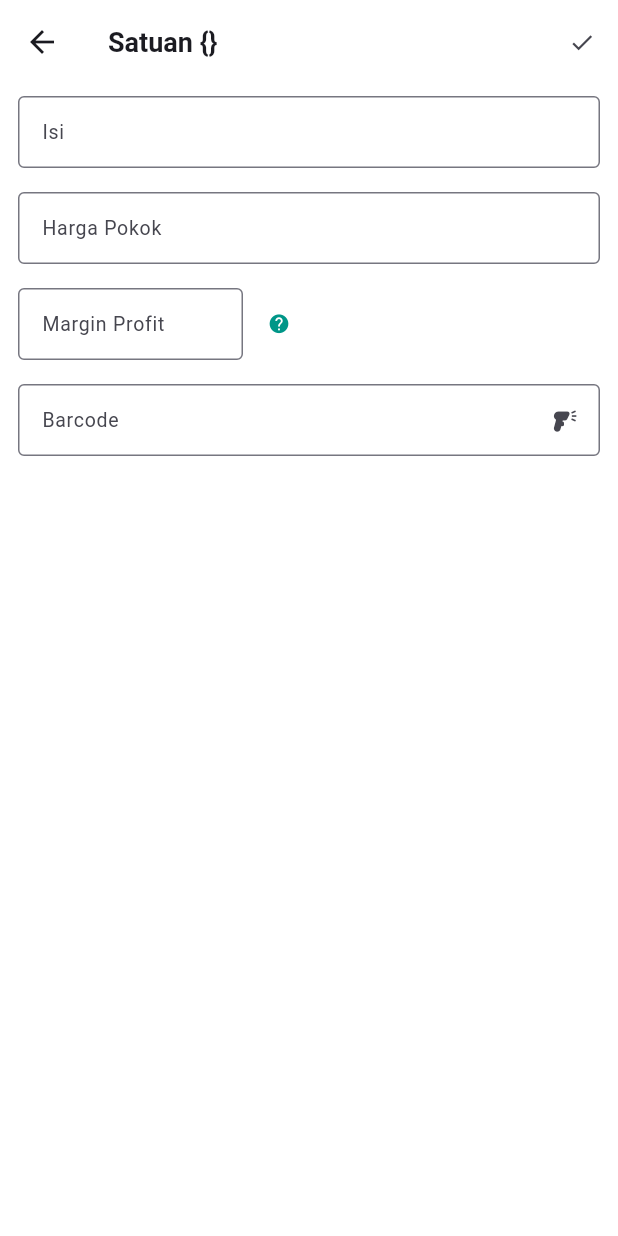
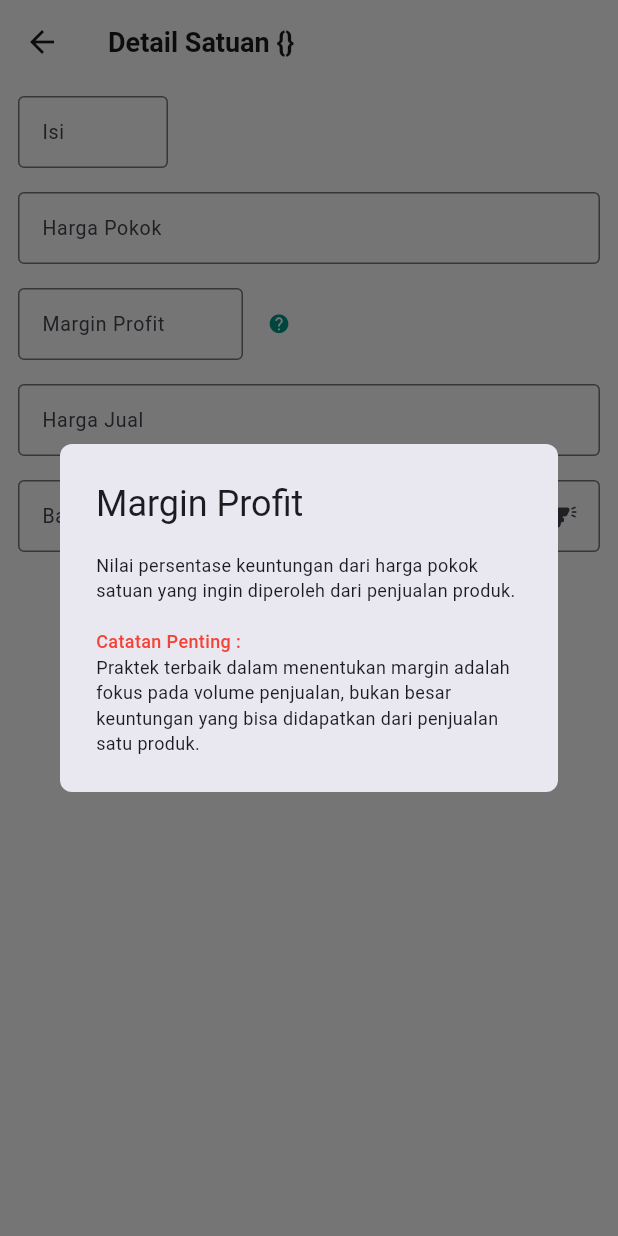
Before and after one commit to GreenfaceGTO/MBS-PoS, a Flutter app: the SatkonversiForm screen opened directly with empty values, after a tap on the "help" icon, on a phone screen of 412 x 824 dp. Run offline on Flutter 3.47's test engine with Material 3 defaults, Android fonts, the phone set to English and light mode, and no system bars; our stand-ins replace connectivity_plus, font_awesome_flutter, internet_connection_checker, shared_preferences, sqflite; missing offline and left inert: simple_barcode_scanner; accounts and stored records are empty; statements that could not run were skipped.

Commit message:
scan barcode di halaman satkonversi_form selesai

```diff
--- a/lib/database/dbhelper.dart
+++ b/lib/database/dbhelper.dart
@@ -31,7 +31,7 @@ class Dbhelper {
   static Future<void> _onUpgrade(
       Database db, int oldVersion, int newVersion) async {
     if (oldVersion < 2) {
-      log("message");
+      log(" message");
     }
   }
 
--- a/lib/ui/pages/form/satkonversi_form.dart
+++ b/lib/ui/pages/form/satkonversi_form.dart
@@ -1,6 +1,9 @@
 import 'package:flutter/material.dart';
 import 'package:mbspos/models/args_model.dart';
+import 'package:mbspos/ui/widgets/components/custombutton.dart';
 import 'package:mbspos/ui/widgets/components/general_widget.dart';
+import 'package:mbspos/utils/extension.dart';
+import 'package:simple_barcode_scanner/simple_barcode_scanner.dart';
 
 class SatkonversiForm extends StatefulWidget {
   const SatkonversiForm({super.key, required this.args});
@@ -11,32 +14,126 @@ class SatkonversiForm extends StatefulWidget {
 }
 
 class _SatkonversiFormState extends State<SatkonversiForm> {
+  TextEditingController txtIsi = TextEditingController();
+  TextEditingController txtHpokok = TextEditingController();
+  TextEditingController txtMargin = TextEditingController();
+  TextEditingController txtHargaJual = TextEditingController();
+  TextEditingController txtBarcode = TextEditingController();
+
+  @override
+  void dispose() {
+    txtIsi.dispose();
+    txtHpokok.dispose();
+    txtMargin.dispose();
+    txtBarcode.dispose();
+    super.dispose();
+  }
+
+  Future<void> hitungHargaJual() async {
+    double hPokok = 0;
+    double margin = 0;
+    double hasil = 0;
+
+    if (txtHpokok.text.isNotEmpty) {
+      hPokok = double.parse(txtHpokok.text);
+    }
+    if (margin == 0) {
+      if (hPokok > 0) {
+        hasil = hPokok;
+      }
+    } else {
+      hasil = hPokok + (hPokok * (margin / 100));
+    }
+
+    setState(() {
+      txtHargaJual.text = toRupiah.format(hasil);
+    });
+  }
+
+  Future<void> scanBarcode() async {
+    String? result = await SimpleBarcodeScanner.scanBarcode(context,
+        barcodeAppBar: const BarcodeAppBar(
+            appBarTitle: "Scan barcode",
+            centerTitle: false,
+            enableBackButton: true,
+            backButtonIcon: Icon(Icons.chevron_left)),
+        isShowFlashIcon: true,
+        delayMillis: 500,
+        cameraFace: CameraFace.back,
+        scanFormat: ScanFormat.ONLY_BARCODE);
+
+    if (result != null) {
+      setState(() {
+        txtBarcode.text = result;
+      });
+    }
+  }
+
+  // -----------------------------------------
+  /// Menampilkan jendela info margin profit
+  // -----------------------------------------
+  void showInfoMargiProfit() {
+    showDialog(
+        context: context,
+        builder: (ctx) {
+          return const AlertDialog(
+            title: Text("Margin Profit"),
+            content: Text.rich(TextSpan(
+                text:
+                    "Nilai persentase keuntungan dari harga pokok satuan yang ingin diperoleh dari penjualan produk.",
+                children: [
+                  TextSpan(
+                      text: "\n\nCatatan Penting :",
+                      style: TextStyle(
+                          color: Colors.red, fontWeight: FontWeight.w500)),
+                  TextSpan(
+                      text:
+                          "\nPraktek terbaik dalam menentukan margin adalah fokus pada volume penjualan, bukan besar keuntungan yang bisa didapatkan dari penjualan satu produk."),
+                ])),
+          );
+        });
+  }
+
   @override
   Widget build(BuildContext context) {
     return Scaffold(
       appBar: AppBar(
-        title: Text("Satuan ${widget.args.tipe}"),
-        actions: [
-          IconButton(
-              onPressed: () {},
-              icon: const Icon(
-                Icons.check,
-                size: 18,
-              ))
-        ],
+        title: Text(
+            "Detail Satuan ${widget.args.tipe.toString().capitalizeFirst()}"),
       ),
       body: Padding(
         padding: const EdgeInsets.symmetric(vertical: 8, horizontal: 12),
         child: Column(
           children: [
-            TextFormField(
-              decoration:
-                  const InputDecoration(hintText: "Isi", label: Text("Isi")),
+            Align(
+              alignment: Alignment.centerLeft,
+              child: SizedBox(
+                width: 100,
+                child: TextFormField(
+                  controller: txtIsi,
+                  keyboardType: TextInputType.number,
+                  textInputAction: TextInputAction.next,
+                  autofocus: true,
+                  decoration: const InputDecoration(
+                      hintText: "Isi", label: Text("Isi")),
+                  validator: (val) {
+                    if (val!.isEmpty) return "Wajib diisi";
+                    return null;
+                  },
+                ),
+              ),
             ),
             spasi(),
             TextFormField(
+              controller: txtHpokok,
+              keyboardType: TextInputType.number,
+              textInputAction: TextInputAction.next,
               decoration: const InputDecoration(
                   hintText: "Harga Pokok", label: Text("Harga Pokok")),
+              validator: (val) {
+                if (val!.isEmpty) return "Wajib diisi";
+                return null;
+              },
             ),
             spasi(),
             Row(
@@ -44,13 +141,25 @@ class _SatkonversiFormState extends State<SatkonversiForm> {
                 SizedBox(
                   width: 150,
                   child: TextFormField(
+                    controller: txtMargin,
+                    keyboardType: TextInputType.number,
+                    textInputAction: TextInputAction.next,
+                    onChanged: (val) {
+                      hitungHargaJual;
+                    },
                     decoration: const InputDecoration(
                         hintText: "Margin Profit",
                         label: Text("Margin Profit")),
+                    validator: (val) {
+                      if (val!.isEmpty) return "Wajib diisi";
+                      return null;
+                    },
                   ),
                 ),
                 IconButton(
-                    onPressed: () {},
+                    onPressed: () {
+                      showInfoMargiProfit();
+                    },
                     icon: const Icon(
                       Icons.help,
                       size: 15,
@@ -60,22 +169,31 @@ class _SatkonversiFormState extends State<SatkonversiForm> {
             ),
             spasi(),
             TextFormField(
+              controller: txtHargaJual,
+              readOnly: true,
+              decoration: const InputDecoration(label: Text("Harga Jual")),
+            ),
+            spasi(),
+            TextFormField(
+              controller: txtBarcode,
               decoration: InputDecoration(
                   hintText: "Barcode",
                   label: const Text("Barcode"),
                   suffixIcon: IconButton(
-                      onPressed: () {},
+                      onPressed: () {
+                        scanBarcode();
+                      },
                       icon: const Icon(
                         Icons.barcode_reader,
                         size: 18,
                       ))),
             ),
-            // spasi(jarak: 30),
-            // CustomButton(
-            //   width: 180,
-            //   onPress: () {},
-            //   caption: "OK",
-            // )
+            spasi(jarak: 30),
+            CustomButton(
+              width: 180,
+              onPress: () {},
+              caption: "OK",
+            )
           ],
         ),
       ),
--- a/lib/ui/widgets/components/general_widget.dart
+++ b/lib/ui/widgets/components/general_widget.dart
@@ -1,10 +1,17 @@
 import 'package:flutter/material.dart';
 import 'package:mbspos/main.dart';
 import 'package:mbspos/utils/global_enums.dart';
+import 'package:intl/intl.dart';
 
 enum OrientationMode { vertical, horizontal }
 
 const double defaultPadding = 16;
+
+NumberFormat toRupiah = NumberFormat.currency(
+  locale: 'ID',
+  symbol: "Rp. ",
+  decimalDigits: 2,
+);
 
 sectionTitle(BuildContext context, {required String title}) {
   TextTheme tema = Theme.of(context).textTheme;
--- a/pubspec.yaml
+++ b/pubspec.yaml
@@ -39,6 +39,7 @@ dependencies:
   path: ^1.9.1
   provider: ^6.1.2
   shared_preferences: ^2.5.3
+  simple_barcode_scanner: ^0.3.0
   sqflite: ^2.1.2
 
 dev_dependencies:
```
Also changed, not shown: lib/ui/pages/form/produk_form.dart (+101 -103 lines), lib/ui/widgets/components/barcodescanner.dart (added, +15 -0 lines), pubspec.lock, 3 other files.
